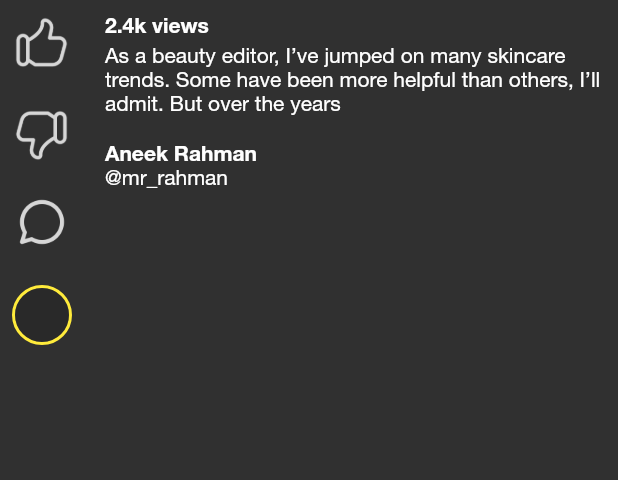
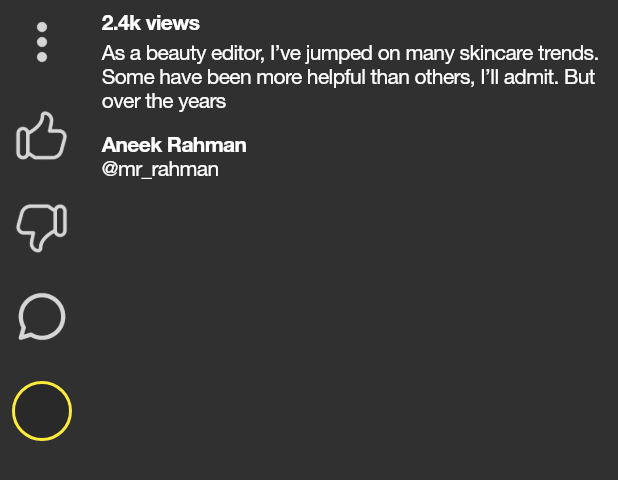
Before and after one commit to AneekRahman/jynx-social-app, a Flutter app: the PostInfoBox widget shown alone on an empty page, opened directly, on a phone screen of 412 x 824 dp. Shown: the top 480 px of the screen. Run offline on Flutter 3.47's test engine with Material 2 defaults, Android fonts, the phone set to English and light mode, and no system bars; our stand-ins replace awesome_notifications, cloud_firestore, firebase_analytics, firebase_auth, firebase_core, firebase_database and 9 more; missing offline and left inert: encrypt, firebase_app_check, flutter_webrtc, google_api_headers, google_maps_webservice; accounts and stored records are empty.

Commit message:
- Change MyVideoPlayer styling

```diff
--- a/social-app-client/lib/modules/Home/VideosFragment/MyVideoPlayer.dart
+++ b/social-app-client/lib/modules/Home/VideosFragment/MyVideoPlayer.dart
@@ -1,3 +1,4 @@
+import 'package:flutter/cupertino.dart';
 import 'package:flutter/material.dart';
 import 'package:video_player/video_player.dart';
 import 'package:modal_bottom_sheet/modal_bottom_sheet.dart';
@@ -98,7 +99,8 @@ class PostInfoBox extends StatelessWidget {
           child: Column(
             crossAxisAlignment: CrossAxisAlignment.start,
             children: [
-              TextButton(
+              CupertinoButton(
+                padding: EdgeInsets.all(6),
                 onPressed: () {
                   showMaterialModalBottomSheet(
                     backgroundColor: Colors.transparent,
@@ -114,20 +116,21 @@ class PostInfoBox extends StatelessWidget {
                   children: [
                     Text(
                       "2.4k views",
-                      style: TextStyle(fontFamily: HelveticaFont.Bold, color: Colors.white),
+                      style: TextStyle(fontFamily: HelveticaFont.Bold, color: Colors.white, fontSize: 14),
                     ),
                     SizedBox(height: 4),
                     Text(
-                      "As a beauty editor, I’ve jumped on many skincare trends. Some have been more helpful than others, I’ll admit. But over the years",
-                      style: TextStyle(fontFamily: HelveticaFont.Roman, color: Colors.white),
-                      maxLines: 3,
-                      overflow: TextOverflow.ellipsis,
-                    ),
+                        "As a beauty editor, I’ve jumped on many skincare trends. Some have been more helpful than others, I’ll admit. But over the years",
+                        style: TextStyle(fontFamily: HelveticaFont.Roman, color: Colors.white, fontSize: 14),
+                        maxLines: 3,
+                        overflow: TextOverflow.ellipsis),
                   ],
                 ),
               ),
-              TextButton(
+              CupertinoButton(
+                padding: EdgeInsets.all(6),
                 onPressed: () {
+                  // Show others profile
                   showMaterialModalBottomSheet(
                     backgroundColor: Colors.transparent,
                     context: context,
@@ -146,16 +149,16 @@ class PostInfoBox extends StatelessWidget {
                   children: [
                     Text(
                       "Aneek Rahman",
-                      style: TextStyle(fontFamily: HelveticaFont.Bold, color: Colors.white),
+                      style: TextStyle(fontFamily: HelveticaFont.Bold, color: Colors.white, fontSize: 14),
                     ),
                     Text(
                       "@mr_rahman",
-                      style: TextStyle(fontFamily: HelveticaFont.Roman, color: Colors.white),
+                      style: TextStyle(fontFamily: HelveticaFont.Roman, color: Colors.white, fontSize: 14),
                     ),
                   ],
                 ),
               ),
-              SizedBox(height: 4),
+              SizedBox(height: 5),
             ],
           ),
         ),
@@ -169,8 +172,8 @@ class PostButtons extends StatelessWidget {
 
   Container _buildOtherUsersProfilePic() {
     return Container(
-      height: 45,
-      width: 45,
+      height: 40,
+      width: 40,
       decoration: BoxDecoration(
         color: Colors.white10,
         borderRadius: BorderRadius.circular(10000),
@@ -188,8 +191,8 @@ class PostButtons extends StatelessWidget {
           //         borderRadius: BorderRadius.all(Radius.circular(100)),
           //       ):
           Container(
-        height: 45,
-        width: 45,
+        height: 40,
+        width: 40,
         decoration: BoxDecoration(
           color: Colors.black.withOpacity(.4),
           borderRadius: BorderRadius.circular(10000),
@@ -202,39 +205,60 @@ class PostButtons extends StatelessWidget {
   Widget build(BuildContext context) {
     return Column(
       children: [
-        IconButton(
-          iconSize: 40,
+        CupertinoButton(
+          padding: EdgeInsets.all(8),
           onPressed: () {},
-          icon: Opacity(
-            child: Image.asset("assets/icons/Like-icon.png"),
+          child: Opacity(
+            child: Image.asset("assets/icons/More-icon.png", height: 40),
             opacity: .8,
           ),
         ),
         SizedBox(height: 6),
-        IconButton(
-          iconSize: 40,
+        CupertinoButton(
+          padding: EdgeInsets.all(8),
           onPressed: () {},
-          icon: Opacity(
-            child: Image.asset("assets/icons/Dislike-icon.png"),
+          child: Opacity(
+            child: Image.asset("assets/icons/Like-icon.png", height: 40),
             opacity: .8,
           ),
         ),
         SizedBox(height: 6),
-        IconButton(
-          iconSize: 30,
+        CupertinoButton(
+          padding: EdgeInsets.all(8),
           onPressed: () {},
-          icon: Opacity(
-            child: Image.asset("assets/icons/Message-icon.png"),
+          child: Opacity(
+            child: Image.asset("assets/icons/Dislike-icon.png", height: 40),
+            opacity: .8,
+          ),
+        ),
+        SizedBox(height: 6),
+        CupertinoButton(
+          padding: EdgeInsets.all(8),
+          onPressed: () {},
+          child: Opacity(
+            child: Image.asset("assets/icons/Message-icon.png", height: 34),
             opacity: .8,
           ),
         ),
         SizedBox(height: 10),
-        IconButton(
-          iconSize: 40,
+        CupertinoButton(
+          padding: EdgeInsets.all(8),
           onPressed: () {
-            print("HELLO");
+            // Show others profile
+            showMaterialModalBottomSheet(
+              backgroundColor: Colors.transparent,
+              context: context,
+              builder: (context) => Padding(
+                padding: EdgeInsets.only(top: MediaQuery.of(context).padding.top),
+                child: MyProfilePage(),
+                // child: OthersProfilePage(
+                //   otherUsersProfileObject: UserFirestore.fromChatRoomsInfosMem(otherPrivateChatRoomUser),
+                //   showMessageButton: false,
+                // ),
+              ),
+            );
           },
-          icon: _buildOtherUsersProfilePic(),
+          child: _buildOtherUsersProfilePic(),
         ),
       ],
     );
```
Also changed, not shown: social-app-client/assets/icons/More-icon.png (added).
